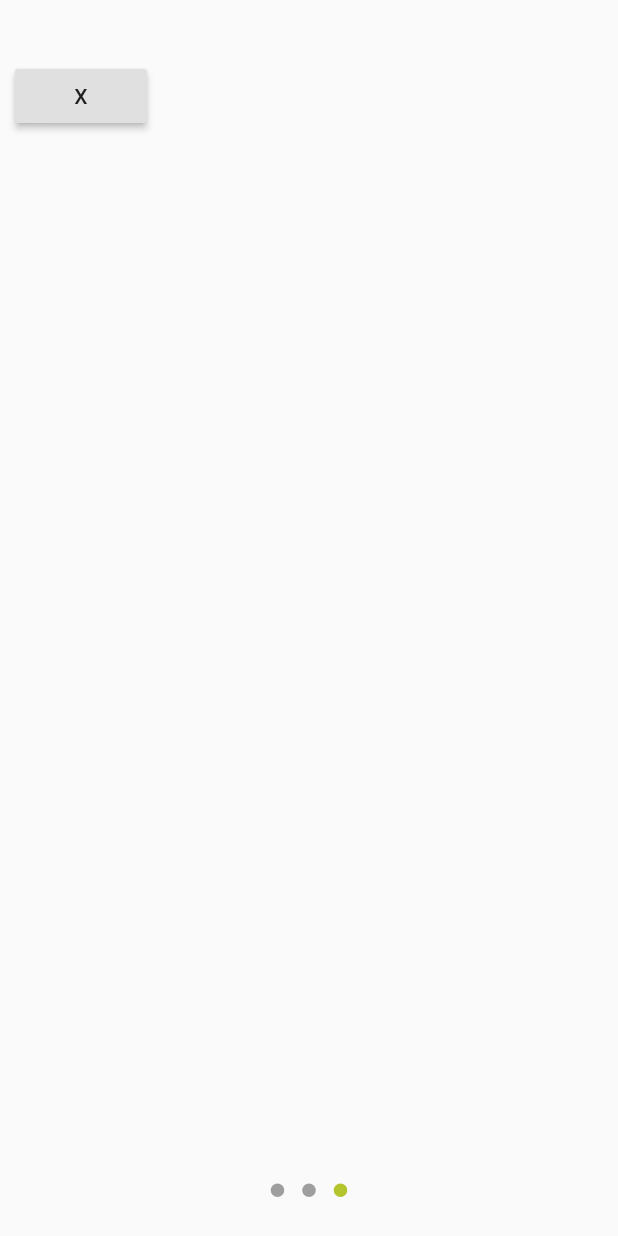
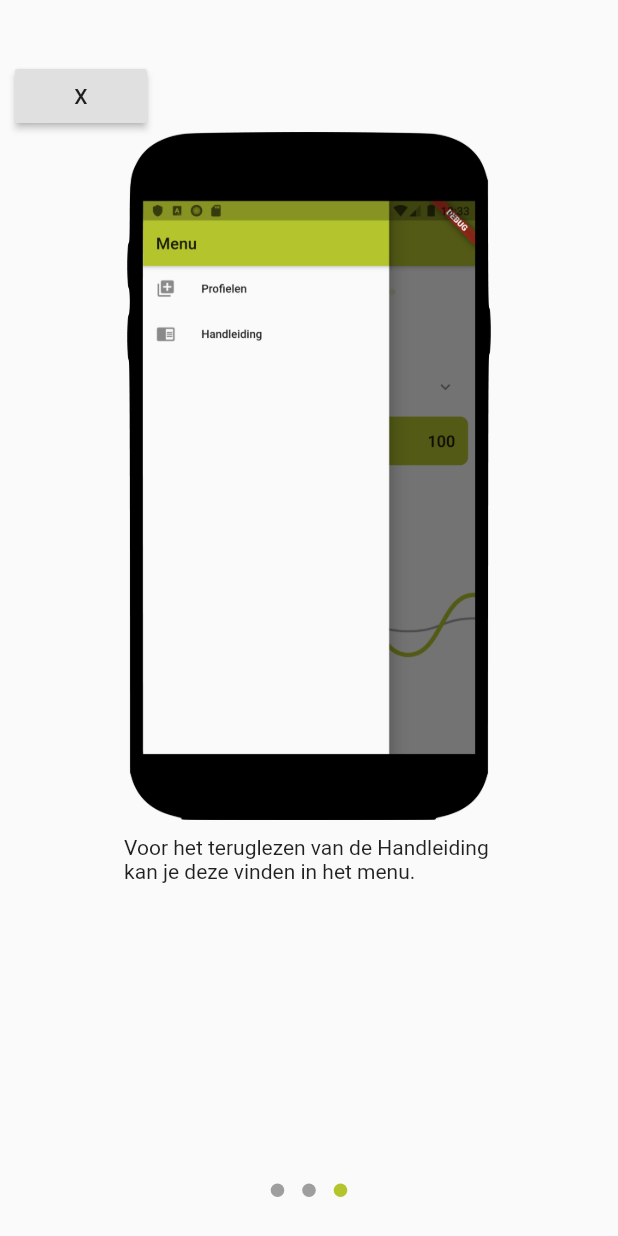
Before and after one commit to Luquatic/IPMEDTH, a Flutter app: the TutorialPage screen opened by its route, swiped to page 3, on a phone screen of 412 x 824 dp. Run offline on Flutter 3.47's test engine with Material 2 defaults, Android fonts, the phone set to English and light mode, and no system bars; drawn by our look-alikes of dots_indicator; missing offline and left inert: flutter_fluid_slider; accounts and stored records are empty.

Commit message:
tutorial styling

```diff
--- a/lib/pages/tutorial.dart
+++ b/lib/pages/tutorial.dart
@@ -29,7 +29,7 @@ class _TutorialPageState extends State<TutorialPage> {
           PageView(
             children: <Widget>[
               Container(
-                child: Column( //__Page2__//
+                child: Column( //__Page1__//
                   crossAxisAlignment: CrossAxisAlignment.start,
                   children: <Widget>[
                     Container(
@@ -78,7 +78,15 @@ class _TutorialPageState extends State<TutorialPage> {
                         },),
                     ),
                     Container(
+                      alignment: AlignmentDirectional(0.0, 0.0),
+                      child: Image.asset('res/images/app_drawer.png', scale: 7,),
                     ),
+                    Container(
+                      alignment: Alignment.bottomCenter,
+                      padding: EdgeInsets.only(top: 10),
+                      child: Text("Voor het teruglezen van de Handleiding \nkan je deze vinden in het menu."),
+
+                    )
                   ],
                 ),
               ),
--- a/pubspec.yaml
+++ b/pubspec.yaml
@@ -59,6 +59,7 @@ flutter:
   - res/images/logo.png
   - res/images/wave.gif
   - res/images/wave.png
+  - res/images/app_drawer.png
 
   # An image asset can refer to one or more resolution-specific "variants", see
   # https://flutter.dev/assets-and-images/#resolution-aware.
```
Also changed, not shown: res/images/app_drawer.png (added).
